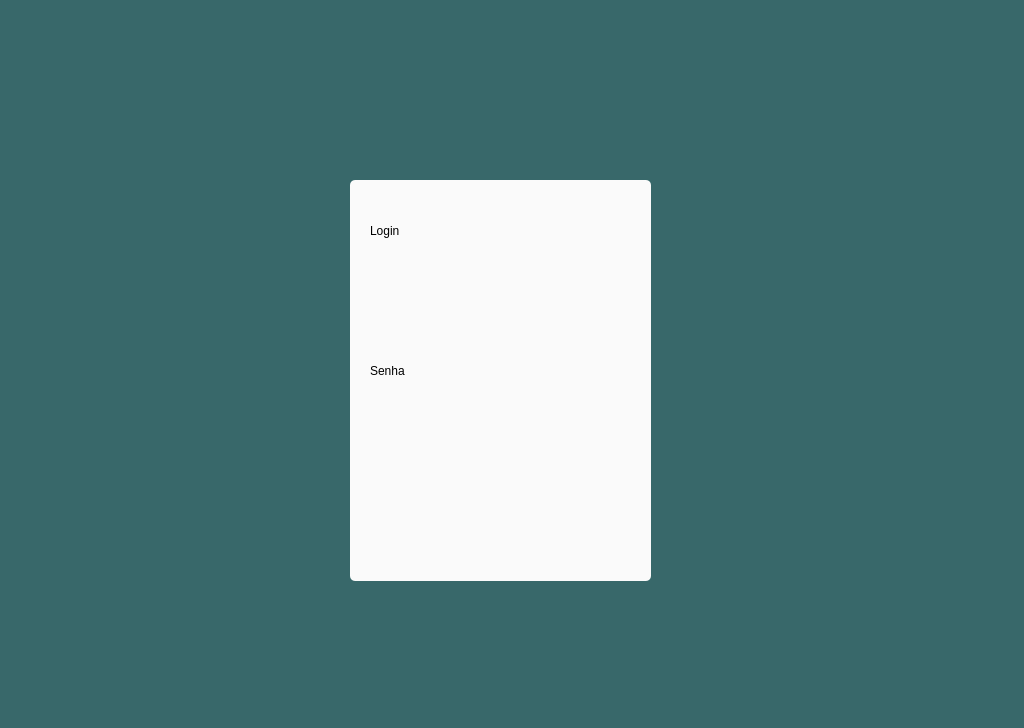
First picture: the form in src/view/TelaInicialView.ui, repository juliaborgess18/farmacia-les, before the edit.
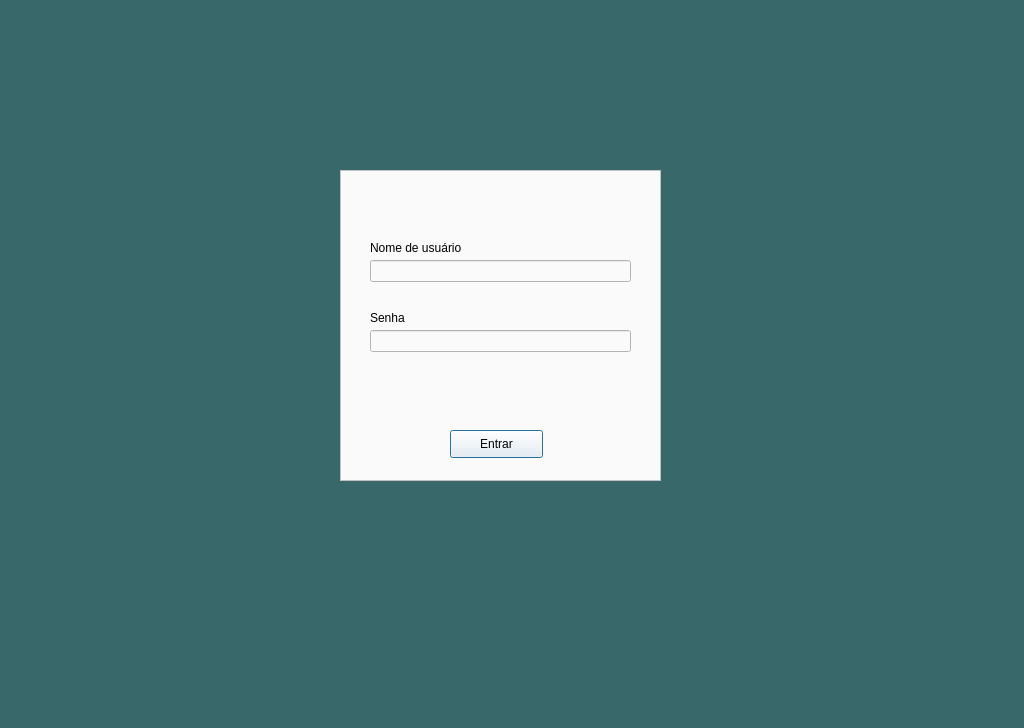
Second picture: the form after the edit.

```diff
--- a/src/view/TelaInicialView.ui
+++ b/src/view/TelaInicialView.ui
@@ -19,15 +19,14 @@
   <widget class="QFrame" name="frame">
    <property name="geometry">
     <rect>
-     <x>350</x>
-     <y>180</y>
-     <width>301</width>
-     <height>401</height>
+     <x>340</x>
+     <y>170</y>
+     <width>321</width>
+     <height>311</height>
     </rect>
    </property>
    <property name="styleSheet">
-    <string notr="true">background-color: rgb(250, 250, 250);
-border-radius: 5px;</string>
+    <string notr="true">background-color: #fafafa</string>
    </property>
    <property name="frameShape">
     <enum>QFrame::StyledPanel</enum>
@@ -35,51 +34,71 @@
    <property name="frameShadow">
     <enum>QFrame::Raised</enum>
    </property>
+   <widget class="QLineEdit" name="lineEdit">
+    <property name="geometry">
+     <rect>
+      <x>30</x>
+      <y>90</y>
+      <width>261</width>
+      <height>22</height>
+     </rect>
+    </property>
+   </widget>
+   <widget class="QLineEdit" name="lineEdit_2">
+    <property name="geometry">
+     <rect>
+      <x>30</x>
+      <y>160</y>
+      <width>261</width>
+      <height>22</height>
+     </rect>
+    </property>
+    <property name="contextMenuPolicy">
+     <enum>Qt::DefaultContextMenu</enum>
+    </property>
+    <property name="echoMode">
+     <enum>QLineEdit::Password</enum>
+    </property>
+   </widget>
+   <widget class="QPushButton" name="pushButton">
+    <property name="geometry">
+     <rect>
+      <x>110</x>
+      <y>260</y>
+      <width>93</width>
+      <height>28</height>
+     </rect>
+    </property>
+    <property name="text">
+     <string>Entrar</string>
+    </property>
+   </widget>
    <widget class="QLabel" name="label">
     <property name="geometry">
      <rect>
-      <x>20</x>
-      <y>30</y>
-      <width>61</width>
-      <height>41</height>
+      <x>30</x>
+      <y>70</y>
+      <width>111</width>
+      <height>16</height>
      </rect>
     </property>
-    <property name="styleSheet">
-     <string notr="true">font: 12pt &quot;Segoe UI&quot;;</string>
-    </property>
     <property name="text">
-     <string>Login</string>
+     <string>Nome de usuário</string>
     </property>
    </widget>
    <widget class="QLabel" name="label_2">
     <property name="geometry">
      <rect>
-      <x>20</x>
-      <y>170</y>
-      <width>61</width>
-      <height>41</height>
+      <x>30</x>
+      <y>140</y>
+      <width>111</width>
+      <height>16</height>
      </rect>
     </property>
-    <property name="styleSheet">
-     <string notr="true">font: 12pt &quot;Segoe UI&quot;;</string>
-    </property>
     <property name="text">
      <string>Senha</string>
     </property>
    </widget>
-   <widget class="QLineEdit" name="lineEdit">
-    <property name="geometry">
-     <rect>
-      <x>20</x>
-      <y>70</y>
-      <width>261</width>
-      <height>51</height>
-     </rect>
-    </property>
-    <property name="frame">
-     <bool>true</bool>
-    </property>
-   </widget>
   </widget>
  </widget>
  <resources/>
```
